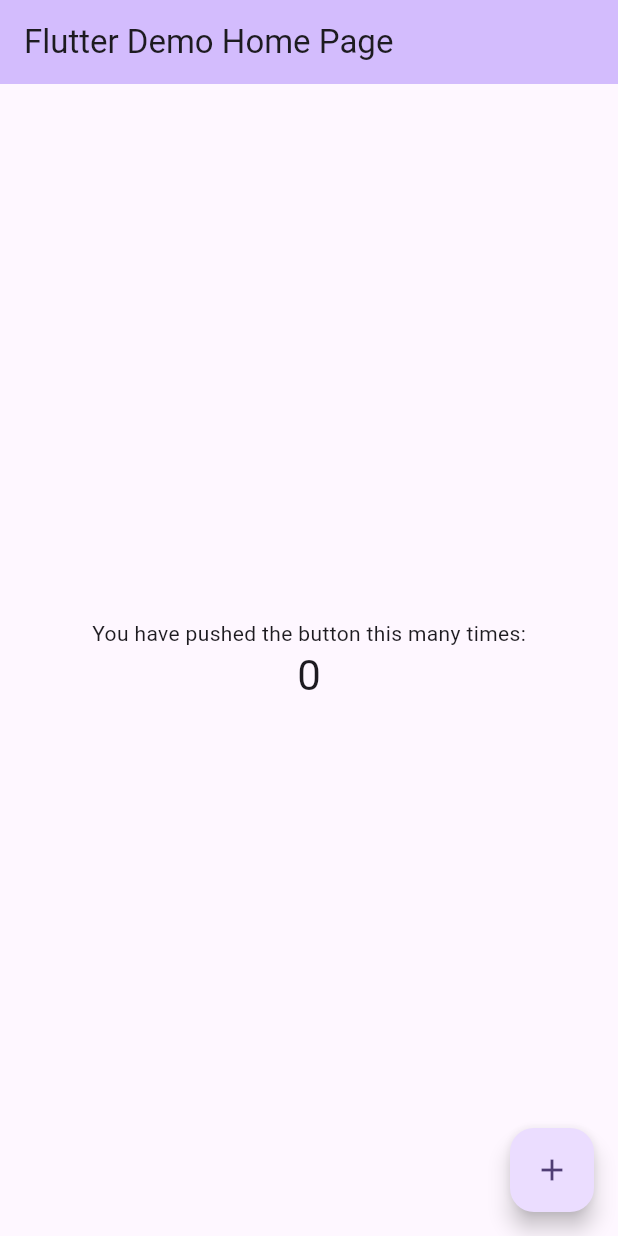
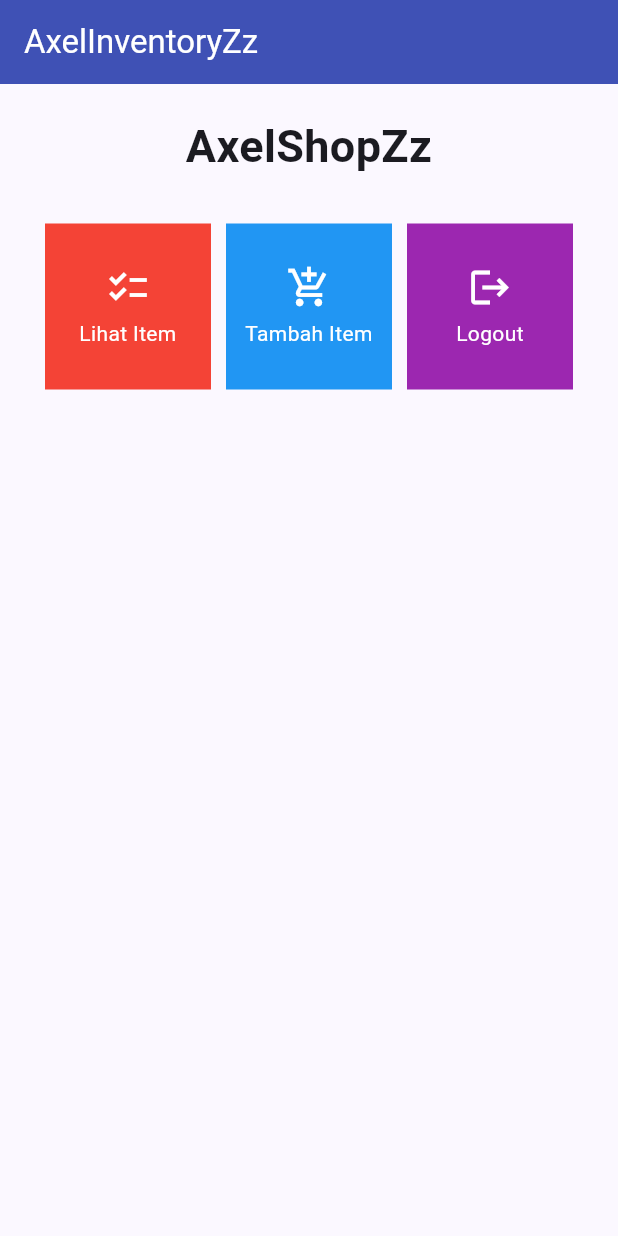
Before and after one commit to axelrori/axelinventoryzz, a Flutter app: the screen it shows after launch, on a phone screen of 412 x 824 dp. Run offline on Flutter 3.47's test engine with Material 2 defaults, Android fonts, the phone set to English and light mode, and no system bars.

Commit message:
Tugas 7 Selesai + Bonus

```diff
--- a/lib/main.dart
+++ b/lib/main.dart
@@ -1,4 +1,5 @@
 import 'package:flutter/material.dart';
+import 'package:axelinventoryzz/menu.dart';
 
 void main() {
   runApp(const MyApp());
@@ -28,98 +29,10 @@
         //
         // This works for code too, not just values: Most code changes can be
         // tested with just a hot reload.
-        colorScheme: ColorScheme.fromSeed(seedColor: Colors.deepPurple),
+        colorScheme: ColorScheme.fromSeed(seedColor: Colors.indigo),
         useMaterial3: true,
       ),
-      home: const MyHomePage(title: 'Flutter Demo Home Page'),
+      home: MyHomePage(),
     );
   }
 }
-
-class MyHomePage extends StatefulWidget {
-  const MyHomePage({super.key, required this.title});
-
-  // This widget is the home page of your application. It is stateful, meaning
-  // that it has a State object (defined below) that contains fields that affect
-  // how it looks.
-
-  // This class is the configuration for the state. It holds the values (in this
-  // case the title) provided by the parent (in this case the App widget) and
-  // used by the build method of the State. Fields in a Widget subclass are
-  // always marked "final".
-
-  final String title;
-
-  @override
-  State<MyHomePage> createState() => _MyHomePageState();
-}
-
-class _MyHomePageState extends State<MyHomePage> {
-  int _counter = 0;
-
-  void _incrementCounter() {
-    setState(() {
-      // This call to setState tells the Flutter framework that something has
-      // changed in this State, which causes it to rerun the build method below
-      // so that the display can reflect the updated values. If we changed
-      // _counter without calling setState(), then the build method would not be
-      // called again, and so nothing would appear to happen.
-      _counter++;
-    });
-  }
-
-  @override
-  Widget build(BuildContext context) {
-    // This method is rerun every time setState is called, for instance as done
-    // by the _incrementCounter method above.
-    //
-    // The Flutter framework has been optimized to make rerunning build methods
-    // fast, so that you can just rebuild anything that needs updating rather
-    // than having to individually change instances of widgets.
-    return Scaffold(
-      appBar: AppBar(
-        // TRY THIS: Try changing the color here to a specific color (to
-        // Colors.amber, perhaps?) and trigger a hot reload to see the AppBar
-        // change color while the other colors stay the same.
-        backgroundColor: Theme.of(context).colorScheme.inversePrimary,
-        // Here we take the value from the MyHomePage object that was created by
-        // the App.build method, and use it to set our appbar title.
-        title: Text(widget.title),
-      ),
-      body: Center(
-        // Center is a layout widget. It takes a single child and positions it
-        // in the middle of the parent.
-        child: Column(
-          // Column is also a layout widget. It takes a list of children and
-          // arranges them vertically. By default, it sizes itself to fit its
-          // children horizontally, and tries to be as tall as its parent.
-          //
-          // Column has various properties to control how it sizes itself and
-          // how it positions its children. Here we use mainAxisAlignment to
-          // center the children vertically; the main axis here is the vertical
-          // axis because Columns are vertical (the cross axis would be
-          // horizontal).
-          //
-          // TRY THIS: Invoke "debug painting" (choose the "Toggle Debug Paint"
-          // action in the IDE, or press "p" in the console), to see the
-          // wireframe for each widget.
-          mainAxisAlignment: MainAxisAlignment.center,
-          children: <Widget>[
-            const Text(
-              'You have pushed the button this many times:',
-            ),
-            Text(
-              '$_counter',
-              style: Theme.of(context).textTheme.headlineMedium,
-            ),
-          ],
-        ),
-      ),
-      floatingActionButton: FloatingActionButton(
-        onPressed: _incrementCounter,
-        tooltip: 'Increment',
-        child: const Icon(Icons.add),
-      ), // This trailing comma makes auto-formatting nicer for build methods.
-    );
-  }
-}
--- /dev/null
+++ b/lib/menu.dart
@@ -0,0 +1,114 @@
+import 'package:flutter/material.dart';
+
+class MyHomePage extends StatelessWidget {
+  MyHomePage({Key? key}) : super(key: key);
+
+  final List<ShopItem> items = [
+    ShopItem("Lihat Item", Icons.checklist, Colors.red),
+    ShopItem("Tambah Item", Icons.add_shopping_cart, Colors.blue),
+    ShopItem("Logout", Icons.logout, Colors.purple),
+  ];
+
+  @override
+  Widget build(BuildContext context) {
+    return Scaffold(
+      appBar: AppBar(
+        title: const Text(
+          'AxelInventoryZz',
+        ),
+        backgroundColor: Colors.indigo,
+        foregroundColor: Colors.white,
+      ),
+      body: SingleChildScrollView(
+        // Widget wrapper yang dapat discroll
+        child: Padding(
+          padding: const EdgeInsets.all(10.0), // Set padding dari halaman
+          child: Column(
+            // Widget untuk menampilkan children secara vertikal
+            children: <Widget>[
+              const Padding(
+                padding: EdgeInsets.only(top: 10.0, bottom: 10.0),
+                // Widget Text untuk menampilkan tulisan dengan alignment center dan style yang sesuai
+                child: Text(
+                  'AxelShopZz', // Text yang menandakan toko
+                  textAlign: TextAlign.center,
+                  style: TextStyle(
+                    fontSize: 30,
+                    fontWeight: FontWeight.bold,
+                  ),
+                ),
+              ),
+              // Grid layout
+              GridView.count(
+                // Container pada card kita.
+                primary: true,
+                padding: const EdgeInsets.all(20),
+                crossAxisSpacing: 10,
+                mainAxisSpacing: 10,
+                crossAxisCount: 3,
+                shrinkWrap: true,
+                children: items.map((ShopItem item) {
+                  // Iterasi untuk setiap item
+                  return ShopCard(item);
+                }).toList(),
+              ),
+            ],
+          ),
+        ),
+      ),
+    );
+  }
+}
+
+class ShopItem {
+  final String name;
+  final IconData icon;
+  final Color color;
+
+  ShopItem(this.name, this.icon, this.color);
+}
+
+class ShopCard extends StatelessWidget {
+  final ShopItem item;
+
+  const ShopCard(this.item, {super.key});
+
+  @override
+  Widget build(BuildContext context) {
+    return Material(
+      color: item.color,
+      child: InkWell(
+        // Area responsive terhadap sentuhan
+        onTap: () {
+          // Memunculkan SnackBar ketika diklik
+          ScaffoldMessenger.of(context)
+            ..hideCurrentSnackBar()
+            ..showSnackBar(SnackBar(
+                content: Text("Kamu telah menekan tombol ${item.name}!")));
+        },
+        child: Container(
+          // Container untuk menyimpan Icon dan Text
+          padding: const EdgeInsets.all(8),
+          child: Center(
+            child: Column(
+              mainAxisAlignment: MainAxisAlignment.center,
+              children: [
+                Icon(
+                  item.icon,
+                  color: Colors.white,
+                  size: 30.0,
+                ),
+                const Padding(padding: EdgeInsets.all(3)),
+                Text(
+                  item.name,
+                  textAlign: TextAlign.center,
+                  style: const TextStyle(color: Colors.white),
+                ),
+              ],
+            ),
+          ),
+        ),
+      ),
+    );
+  }
+}
```
Also changed, not shown: 1 other file.
